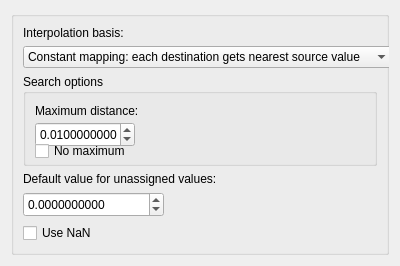
SCIInstitute/SCIRun, file src/Interface/Modules/Fields/MapFieldDataFromSourceToDestinationDialog.ui: the form before one commit.
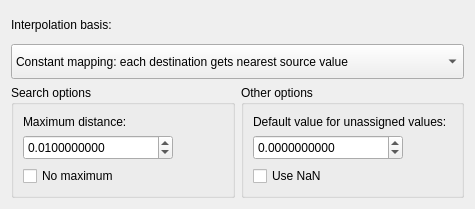
The form after the commit.

Diff of the .ui file:
```diff
--- a/src/Interface/Modules/Fields/MapFieldDataFromSourceToDestinationDialog.ui
+++ b/src/Interface/Modules/Fields/MapFieldDataFromSourceToDestinationDialog.ui
@@ -6,8 +6,8 @@
    <rect>
     <x>0</x>
     <y>0</y>
-    <width>400</width>
-    <height>266</height>
+    <width>475</width>
+    <height>209</height>
    </rect>
   </property>
   <property name="sizePolicy">
@@ -18,8 +18,8 @@
   </property>
   <property name="minimumSize">
    <size>
-    <width>400</width>
-    <height>266</height>
+    <width>475</width>
+    <height>209</height>
    </size>
   </property>
   <property name="windowTitle">
@@ -27,22 +27,40 @@
   </property>
   <layout class="QVBoxLayout" name="verticalLayout">
    <item>
-    <widget class="QGroupBox" name="groupBox">
-     <property name="title">
-      <string/>
-     </property>
-     <layout class="QFormLayout" name="formLayout">
-      <property name="fieldGrowthPolicy">
-       <enum>QFormLayout::AllNonFixedFieldsGrow</enum>
-      </property>
-      <item row="0" column="0">
        <widget class="QLabel" name="label_3">
         <property name="text">
          <string>Interpolation basis:</string>
         </property>
        </widget>
       </item>
-      <item row="2" column="0" colspan="2">
+   <item>
+    <widget class="QComboBox" name="methodComboBox_">
+     <property name="minimumSize">
+      <size>
+       <width>350</width>
+       <height>35</height>
+      </size>
+     </property>
+     <item>
+      <property name="text">
+       <string>Constant mapping: each destination gets nearest source value</string>
+      </property>
+     </item>
+     <item>
+      <property name="text">
+       <string>Constant mapping: each source projects to just one destination</string>
+      </property>
+     </item>
+     <item>
+      <property name="text">
+       <string>Linear (&quot;weighted&quot;)</string>
+      </property>
+     </item>
+    </widget>
+   </item>
+   <item>
+    <layout class="QHBoxLayout" name="horizontalLayout">
+     <item>
        <widget class="QGroupBox" name="groupBox_2">
         <property name="minimumSize">
          <size>
@@ -71,7 +89,7 @@
           <widget class="QDoubleSpinBox" name="maxDistanceSpinBox_">
            <property name="minimumSize">
             <size>
-             <width>0</width>
+            <width>150</width>
              <height>25</height>
             </size>
            </property>
@@ -111,7 +129,13 @@
         </layout>
        </widget>
       </item>
-      <item row="3" column="0">
+     <item>
+      <widget class="QGroupBox" name="groupBox">
+       <property name="title">
+        <string>Other options</string>
+       </property>
+       <layout class="QVBoxLayout" name="verticalLayout_3">
+        <item>
        <widget class="QLabel" name="label_2">
         <property name="minimumSize">
          <size>
@@ -124,7 +148,7 @@
         </property>
        </widget>
       </item>
-      <item row="4" column="0">
+        <item>
        <widget class="QDoubleSpinBox" name="defaultValueDoubleSpinBox_">
         <property name="minimumSize">
          <size>
@@ -132,6 +156,12 @@
           <height>25</height>
          </size>
         </property>
+          <property name="maximumSize">
+           <size>
+            <width>150</width>
+            <height>16777215</height>
+           </size>
+          </property>
         <property name="decimals">
          <number>10</number>
         </property>
@@ -143,46 +173,28 @@
         </property>
        </widget>
       </item>
-      <item row="5" column="0">
+        <item>
        <widget class="QCheckBox" name="useNanForUnassignedValuesCheckBox_">
+          <property name="minimumSize">
+           <size>
+            <width>0</width>
+            <height>20</height>
+           </size>
+          </property>
         <property name="text">
          <string>Use NaN</string>
         </property>
        </widget>
       </item>
-      <item row="1" column="0">
-       <widget class="QComboBox" name="methodComboBox_">
-        <property name="minimumSize">
-         <size>
-          <width>350</width>
-          <height>0</height>
-         </size>
-        </property>
-        <item>
-         <property name="text">
-          <string>Constant mapping: each destination gets nearest source value</string>
-         </property>
-        </item>
-        <item>
-         <property name="text">
-          <string>Constant mapping: each source projects to just one destination</string>
-         </property>
-        </item>
-        <item>
-         <property name="text">
-          <string>Linear (&quot;weighted&quot;)</string>
-         </property>
-        </item>
-       </widget>
-      </item>
      </layout>
      <zorder>label_2</zorder>
      <zorder>label_3</zorder>
      <zorder>groupBox_2</zorder>
      <zorder>useNanForUnassignedValuesCheckBox_</zorder>
      <zorder>defaultValueDoubleSpinBox_</zorder>
-     <zorder>methodComboBox_</zorder>
-    </widget>
+      </widget>
+     </item>
+    </layout>
    </item>
   </layout>
  </widget>
```
Left out of the diff: 2 changed lines with no effect on the pictures. Lines whose indentation alone changed are shown as unchanged.
